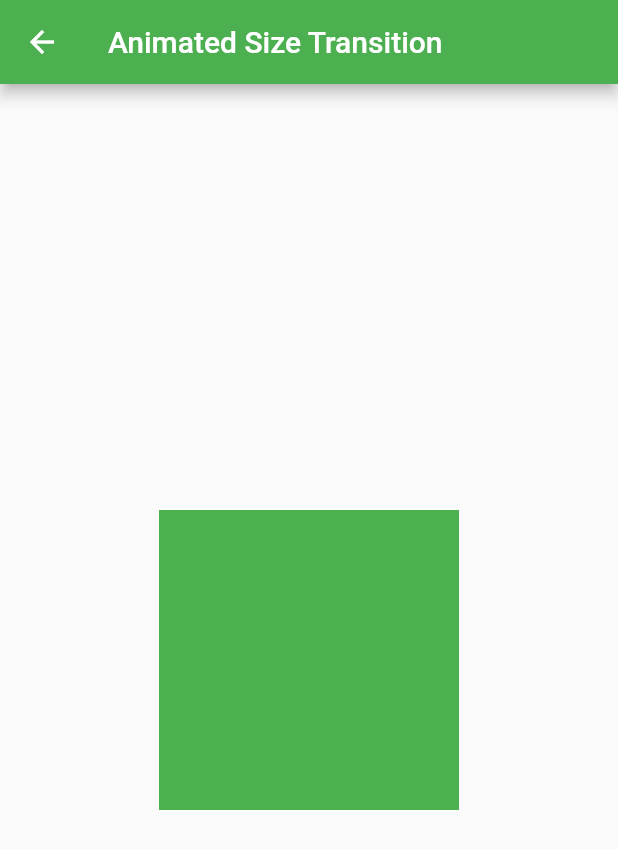
After one commit to Kerolos163/animation, a Flutter app: the screen it shows after launch, after a tap on "Animated Size Transition", on a phone screen of 412 x 824 dp. The commit adds this screen. Shown: the top 849 px of the screen. Run offline on Flutter 3.47's test engine with Material 2 defaults, Android fonts, the phone set to English and light mode, and no system bars; our stand-ins replace device_preview.

Commit message:
Lecture Two

```diff
--- /dev/null
+++ b/lib/Explicit_Animation/Lecture Two/SizeTransition.dart
@@ -0,0 +1,65 @@
+import 'package:animation/Implicit_Animation/constant.dart';
+import 'package:flutter/material.dart';
+import 'package:flutter/src/widgets/framework.dart';
+import 'package:flutter/src/widgets/placeholder.dart';
+
+class SizeTransitionScreen extends StatefulWidget {
+  const SizeTransitionScreen({super.key});
+
+  @override
+  State<SizeTransitionScreen> createState() => _SizeTransitionScreenState();
+}
+
+class _SizeTransitionScreenState extends State<SizeTransitionScreen>
+    with SingleTickerProviderStateMixin {
+  late AnimationController _controller;
+  late Animation<double> _animation;
+  @override
+  void initState() {
+    _controller = AnimationController(
+      vsync: this,
+      duration: const Duration(milliseconds: 500),
+    );
+    _animation = Tween<double>(begin: 0, end: 1).animate(
+        CurvedAnimation(parent: _controller, curve: Curves.bounceInOut));
+    super.initState();
+  }
+
+  @override
+  void dispose() {
+    _controller.dispose();
+    super.dispose();
+  }
+
+  void _startAnimation() {
+    _controller.reset();
+    _controller.forward();
+  }
+
+  @override
+  Widget build(BuildContext context) {
+    return Scaffold(
+      appBar: AppBar(title: const Text("Animated Size Transition")),
+      body: Center(
+          child: GestureDetector(
+        onTap: _startAnimation,
+        child: Container(
+          width: 200,
+          height: 200,
+          color: Colors.green,
+          child: Center(
+            child: SizeTransition(
+              sizeFactor: _animation,
+              child: Container(
+                width: 200,
+                height: 200,
+                color: Colors.blueGrey,
+                child: Image.asset(dog),
+              ),
+            ),
+          ),
+        ),
+      )),
+    );
+  }
+}
--- a/lib/Home.dart
+++ b/lib/Home.dart
@@ -2,6 +2,7 @@ import 'package:flutter/material.dart';
 import 'package:flutter/src/widgets/framework.dart';
 import 'package:flutter/src/widgets/placeholder.dart';
 
+import 'Explicit_Animation/Lecture Two/SizeTransition.dart';
 import 'Explicit_Animation/Lecture one/AnimatedPoistionedTransition.dart';
 import 'Implicit_Animation/Lecture Five/AnimatedPadding.dart';
 import 'Implicit_Animation/Lecture Four/AnimatedOpacity.dart';
@@ -125,6 +126,17 @@ class HomeScreem extends StatelessWidget {
               },
               child: const Text("Animated Poistioned Transition"),
             ),
+            ElevatedButton(
+              style: ElevatedButton.styleFrom(
+                backgroundColor: Colors.red,
+              ),
+              onPressed: () {
+                Navigator.of(context).push(MaterialPageRoute(
+                  builder: (context) => const SizeTransitionScreen(),
+                ));
+              },
+              child: const Text("Animated Size Transition"),
+            ),
           ],
         ),
       ),
```
